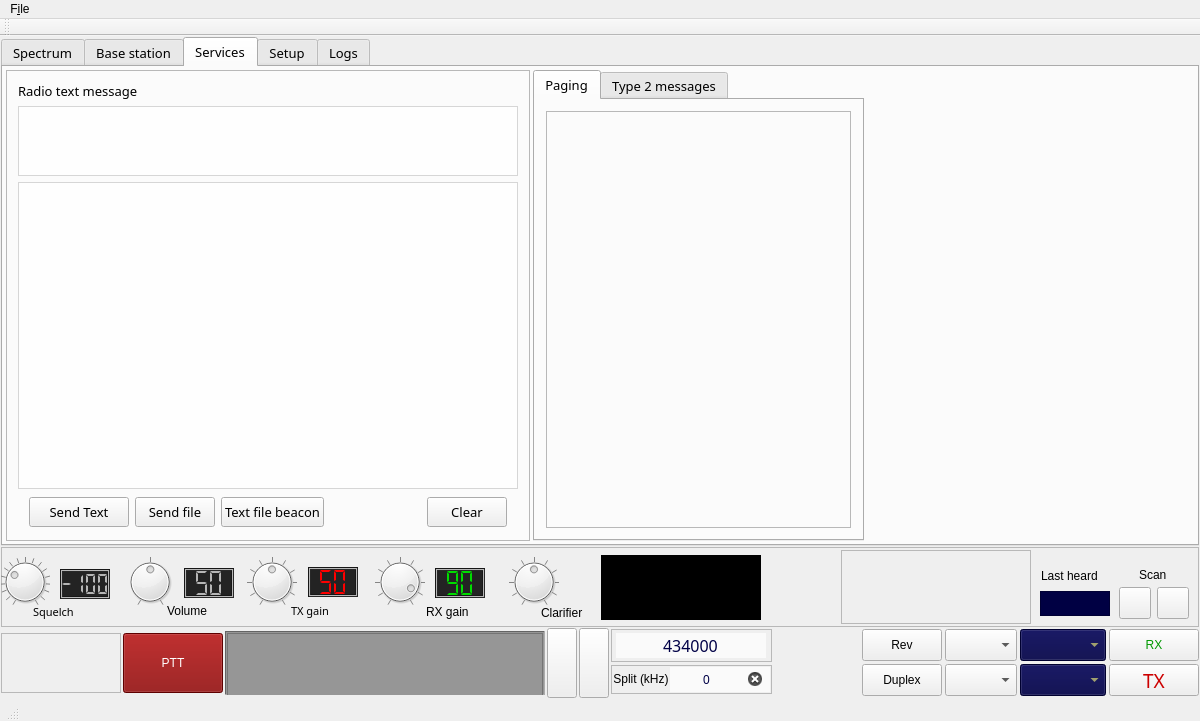
First picture: the form in mainwindow.ui, repository qradiolink/qradiolink, before the edit.
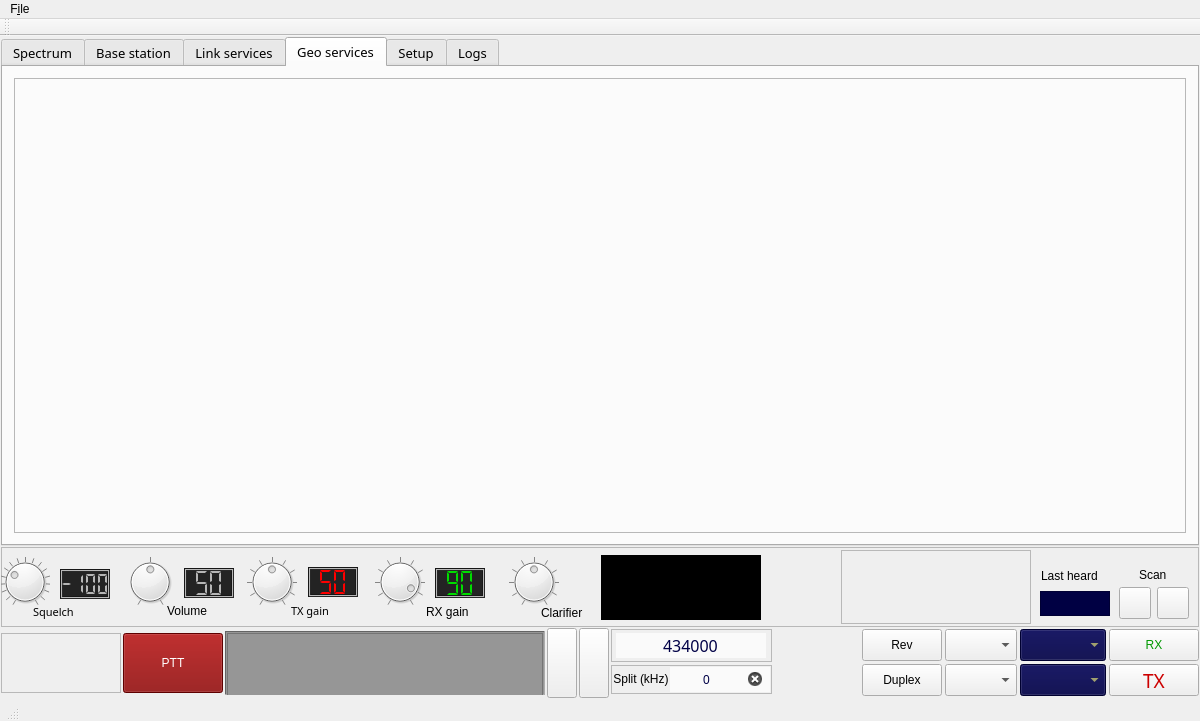
Second picture: the form after the edit. The open tabs and pages were chosen to show the change. Icons and pictures are not drawn. Custom widgets are drawn as their Qt base class.

Commit message: Prepare for geo integration

The edit to the form file:
```diff
--- a/mainwindow.ui
+++ b/mainwindow.ui
@@ -2175,7 +2175,7 @@
           </sizepolicy>
          </property>
          <attribute name="title">
-          <string>Services</string>
+          <string>Link services</string>
          </attribute>
          <attribute name="toolTip">
           <string>Send and receive text</string>
@@ -2478,6 +2478,28 @@
               </item>
              </layout>
             </widget>
+            <widget class="QWidget" name="tab_6">
+             <attribute name="title">
+              <string>Satellite</string>
+             </attribute>
+            </widget>
+           </widget>
+          </item>
+         </layout>
+        </widget>
+        <widget class="QWidget" name="geoTab">
+         <attribute name="title">
+          <string>Geo services</string>
+         </attribute>
+         <layout class="QGridLayout" name="gridLayout_16">
+          <item row="0" column="0">
+           <widget class="QFrame" name="mapFrame">
+            <property name="frameShape">
+             <enum>QFrame::StyledPanel</enum>
+            </property>
+            <property name="frameShadow">
+             <enum>QFrame::Raised</enum>
+            </property>
            </widget>
           </item>
          </layout>
```
Left out of the diff: 2 changed lines with no effect on the pictures.
